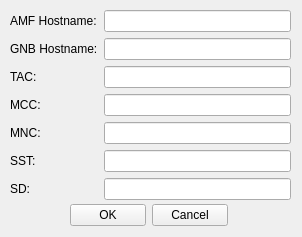
First picture: the form in netflux5g-editor/src/gui/ui/GNB_properties.ui, repository adaptivenetworklab/NetFlux5G, before the edit.
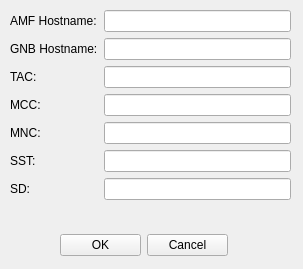
Second picture: the form after the edit.

Commit message: add properties menu

```diff
--- a/netflux5g-editor/src/gui/ui/GNB_properties.ui
+++ b/netflux5g-editor/src/gui/ui/GNB_properties.ui
@@ -1,25 +1,26 @@
 <?xml version="1.0" encoding="UTF-8"?>
 <ui version="4.0">
- <class>Form</class>
- <widget class="QWidget" name="Form">
+ <class>MainWindow</class>
+ <widget class="QMainWindow" name="MainWindow">
   <property name="geometry">
    <rect>
     <x>0</x>
     <y>0</y>
-    <width>302</width>
-    <height>237</height>
+    <width>303</width>
+    <height>269</height>
    </rect>
   </property>
   <property name="windowTitle">
    <string>Form</string>
   </property>
+  <widget class="QWidget" name="centralwidget">
   <widget class="QWidget" name="formLayoutWidget">
    <property name="geometry">
     <rect>
      <x>10</x>
      <y>10</y>
      <width>281</width>
-     <height>191</height>
+      <height>213</height>
     </rect>
    </property>
    <layout class="QFormLayout" name="formLayout">
@@ -98,9 +99,9 @@
   <widget class="QWidget" name="gridLayoutWidget">
    <property name="geometry">
     <rect>
-     <x>70</x>
-     <y>200</y>
-     <width>158</width>
+      <x>60</x>
+      <y>230</y>
+      <width>168</width>
      <height>31</height>
     </rect>
    </property>
@@ -120,6 +121,7 @@
      </widget>
     </item>
    </layout>
+   </widget>
   </widget>
  </widget>
  <resources/>
```
Left out of the diff: 2 changed lines with no effect on the pictures. Lines whose indentation alone changed are shown as unchanged. The commit also changes 24 other files.
